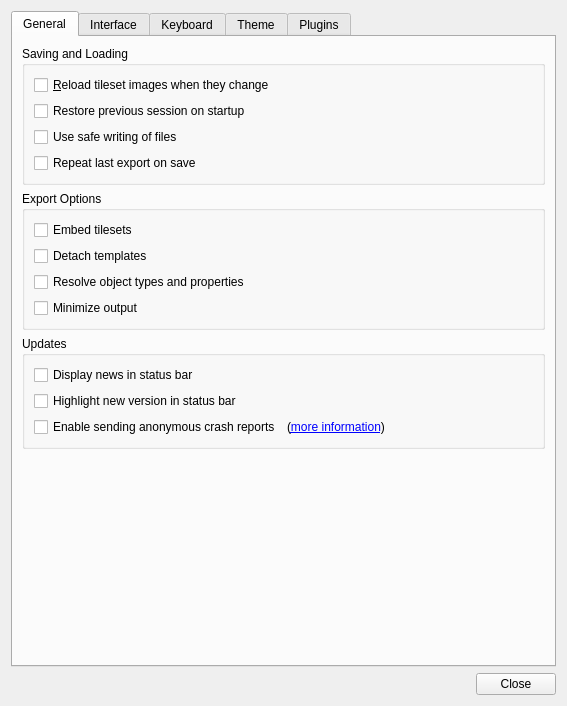
mapeditor/tiled, file src/tiled/preferencesdialog.ui: the form before one commit.
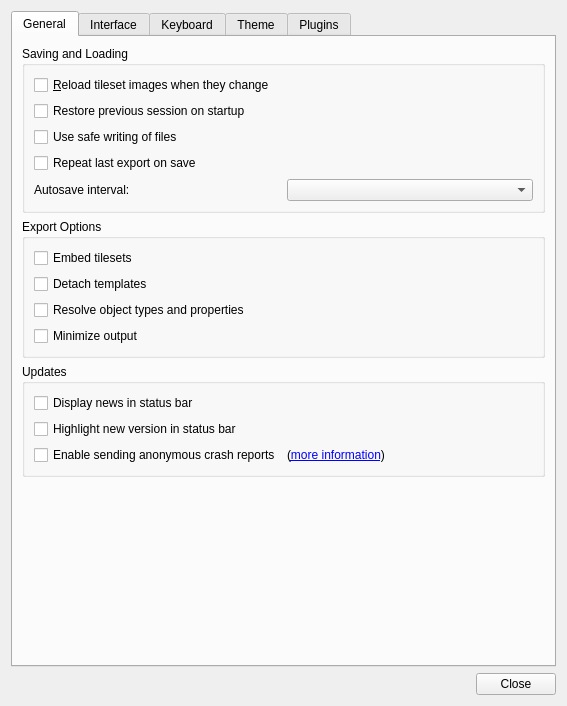
The form after the commit. Custom widgets are drawn as their Qt base class.

Commit message: feat: Add optional autosave feature with configurable intervals

```diff
--- a/src/tiled/preferencesdialog.ui
+++ b/src/tiled/preferencesdialog.ui
@@ -64,6 +64,20 @@
             </property>
            </widget>
           </item>
+          <item row="4" column="0">
+           <widget class="QLabel" name="autosaveLabel">
+            <property name="text">
+             <string>Autosave interval:</string>
+            </property>
+           </widget>
+          </item>
+          <item row="4" column="1">
+           <widget class="QComboBox" name="autosaveCombo">
+            <property name="toolTip">
+             <string>Automatically save open files after making changes</string>
+            </property>
+           </widget>
+          </item>
          </layout>
         </widget>
        </item>
```
The commit also changes 5 other files.
